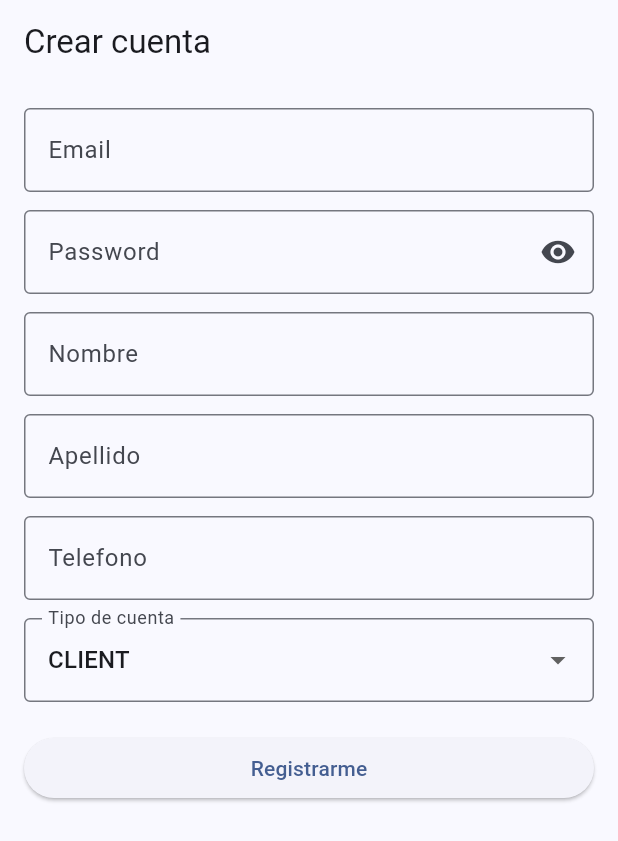
After one commit to sebanovo/mechanic-system-1, a Flutter app: the screen it shows after launch, after a tap on "No tienes cuenta? Registrate", on a phone screen of 412 x 824 dp. The commit adds this screen. Shown: the top 841 px of the screen. Run offline on Flutter 3.47's test engine with Material 3 defaults, Android fonts, the phone set to English and light mode, and no system bars; our stand-ins replace dio, flutter_dotenv, get_it, go_router; accounts and stored records are empty; network calls fail.

Commit message:
add register and create and update vehicles  in mobile

```diff
--- a/mechanic_mobile/lib/core/di/injection_container.dart
+++ b/mechanic_mobile/lib/core/di/injection_container.dart
@@ -1,9 +1,16 @@
 import 'package:get_it/get_it.dart';
 import 'package:mechanic_mobile/domain/repositories/service_request_repository.dart';
+import 'package:mechanic_mobile/domain/repositories/vehicle_repository.dart';
+import 'package:mechanic_mobile/domain/usecases/create_vehicle_usecase.dart';
 import 'package:mechanic_mobile/domain/usecases/get_service_requests_usecase.dart';
+import 'package:mechanic_mobile/domain/usecases/get_my_vehicles_usecase.dart';
+import 'package:mechanic_mobile/domain/usecases/get_vehicle_by_id_usecase.dart';
 import 'package:mechanic_mobile/infrastructure/datasources/mock_service_data_source.dart';
+import 'package:mechanic_mobile/infrastructure/datasources/vehicle_remote_data_source.dart';
 import 'package:mechanic_mobile/infrastructure/repositories/service_request_repository_impl.dart';
+import 'package:mechanic_mobile/infrastructure/repositories/vehicle_repository_impl.dart';
 import 'package:mechanic_mobile/presentation/home/viewmodels/home_viewmodel.dart';
+import 'package:mechanic_mobile/presentation/vehicles/viewmodels/vehicle_viewmodel.dart';
 
 // CORE
 import '../../core/network/api_client.dart';
@@ -19,6 +26,7 @@ import '../../domain/usecases/get_me_usecase.dart';
 import '../../domain/usecases/get_my_profile_usecase.dart';
 import '../../domain/usecases/register_usecase.dart';
 import '../../domain/usecases/update_my_profile_usecase.dart';
+import '../../domain/usecases/update_vehicle_usecase.dart';
 
 // PRESENTATION
 import '../../presentation/auth/viewmodels/auth_viewmodel.dart';
@@ -37,6 +45,9 @@ Future<void> init() async {
   sl.registerLazySingleton<AuthRemoteDataSource>(
     () => AuthRemoteDataSource(sl()),
   );
+  sl.registerLazySingleton<VehicleRemoteDataSource>(
+    () => VehicleRemoteDataSource(sl()),
+  );
 
   // =========================
   // 🧠 REPOSITORIES
@@ -51,6 +62,9 @@ Future<void> init() async {
   sl.registerLazySingleton<ServiceRequestRepository>(
     () => ServiceRequestRepositoryImpl(remoteDataSource: sl()),
   );
+  sl.registerLazySingleton<VehicleRepository>(
+    () => VehicleRepositoryImpl(sl()),
+  );
 
   // =========================
   // 🎯 USE CASES
@@ -60,6 +74,10 @@ Future<void> init() async {
   sl.registerLazySingleton(() => GetMeUseCase(sl()));
   sl.registerLazySingleton(() => GetMyProfileUseCase(sl()));
   sl.registerLazySingleton(() => UpdateMyProfileUseCase(sl()));
+  sl.registerLazySingleton(() => CreateVehicleUseCase(sl()));
+  sl.registerLazySingleton(() => GetMyVehiclesUseCase(sl()));
+  sl.registerLazySingleton(() => GetVehicleByIdUseCase(sl()));
+  sl.registerLazySingleton(() => UpdateVehicleUseCase(sl()));
 
   // =========================
   // 🧩 VIEWMODELS
@@ -88,6 +106,14 @@ Future<void> init() async {
   sl.registerLazySingleton(
     () => HomeViewModel(getServiceRequestsUseCase: sl()),
   );
+  sl.registerLazySingleton(
+    () => VehicleViewModel(
+      createVehicleUseCase: sl(),
+      getMyVehiclesUseCase: sl(),
+      getVehicleByIdUseCase: sl(),
+      updateVehicleUseCase: sl(),
+    ),
+  );
 
   // (si usas home)
   // sl.registerFactory(
--- a/mechanic_mobile/lib/core/routes/app_routes.dart
+++ b/mechanic_mobile/lib/core/routes/app_routes.dart
@@ -1,14 +1,18 @@
 import 'package:go_router/go_router.dart';
 import '../../domain/entities/service_request.dart';
 import '../../presentation/auth/pages/login_page.dart';
+import '../../presentation/auth/pages/register_page.dart';
 import '../../presentation/home/pages/home_page.dart';
 import '../../presentation/service_request/pages/request_detail_page.dart';
+import '../../presentation/vehicles/pages/vehicles_page.dart';
 
 final appRouter = GoRouter(
   initialLocation: '/login',
   routes: [
     GoRoute(path: '/login', builder: (context, state) => const LoginPage()),
+    GoRoute(path: '/register', builder: (context, state) => const RegisterPage()),
     GoRoute(path: '/', builder: (context, state) => const HomePage()),
+    GoRoute(path: '/vehicles', builder: (context, state) => const VehiclesPage()),
     GoRoute(
       path: '/request/:id',
       builder: (context, state) {
--- a/mechanic_mobile/lib/presentation/auth/pages/login_page.dart
+++ b/mechanic_mobile/lib/presentation/auth/pages/login_page.dart
@@ -15,6 +15,7 @@ class _LoginPageState extends State<LoginPage> {
 
   final TextEditingController _usernameController = TextEditingController();
   final TextEditingController _passwordController = TextEditingController();
+  bool _showPassword = false;
 
   @override
   void initState() {
@@ -63,11 +64,19 @@ class _LoginPageState extends State<LoginPage> {
               const SizedBox(height: 16),
               TextField(
                 controller: _passwordController,
-                decoration: const InputDecoration(
+                decoration: InputDecoration(
                   labelText: 'Contraseña',
-                  border: OutlineInputBorder(),
+                  border: const OutlineInputBorder(),
+                  suffixIcon: IconButton(
+                    icon: Icon(
+                      _showPassword ? Icons.visibility_off : Icons.visibility,
+                    ),
+                    onPressed: () {
+                      setState(() => _showPassword = !_showPassword);
+                    },
+                  ),
                 ),
-                obscureText: true,
+                obscureText: !_showPassword,
               ),
               const SizedBox(height: 24),
 
@@ -94,6 +103,11 @@ class _LoginPageState extends State<LoginPage> {
                   );
                 },
               ),
+              const SizedBox(height: 12),
+              TextButton(
+                onPressed: () => context.go('/register'),
+                child: const Text('No tienes cuenta? Registrate'),
+              ),
             ],
           ),
         ),
--- /dev/null
+++ b/mechanic_mobile/lib/presentation/auth/pages/register_page.dart
@@ -0,0 +1,173 @@
+import 'package:flutter/material.dart';
+import 'package:go_router/go_router.dart';
+
+import '../../../core/di/injection_container.dart';
+import '../viewmodels/auth_viewmodel.dart';
+
+class RegisterPage extends StatefulWidget {
+  const RegisterPage({super.key});
+
+  @override
+  State<RegisterPage> createState() => _RegisterPageState();
+}
+
+class _RegisterPageState extends State<RegisterPage> {
+  late final AuthViewModel _authViewModel;
+
+  final _emailController = TextEditingController();
+  final _passwordController = TextEditingController();
+  final _firstNameController = TextEditingController();
+  final _lastNameController = TextEditingController();
+  final _phoneController = TextEditingController();
+
+  final _businessNameController = TextEditingController();
+  final _legalNameController = TextEditingController();
+  final _descriptionController = TextEditingController();
+  final _contactEmailController = TextEditingController();
+  final _contactPhoneController = TextEditingController();
+  final _cityController = TextEditingController();
+  final _addressController = TextEditingController();
+
+  bool _showPassword = false;
+  String _accountType = 'CLIENT';
+
+  @override
+  void initState() {
+    super.initState();
+    _authViewModel = sl<AuthViewModel>();
+  }
+
+  Map<String, dynamic> _buildRegisterBody() {
+    final body = <String, dynamic>{
+      "email": _emailController.text.trim(),
+      "password": _passwordController.text,
+      "first_name": _firstNameController.text.trim(),
+      "last_name": _lastNameController.text.trim(),
+      "account_type": _accountType,
+      "phone_number": _phoneController.text.trim(),
+    };
+
+    if (_accountType == 'WORKSHOP') {
+      body["provider_profile"] = {
+        "business_name": _businessNameController.text.trim(),
+        "legal_name": _legalNameController.text.trim(),
+        "description": _descriptionController.text.trim(),
+        "contact_email": _contactEmailController.text.trim(),
+        "contact_phone": _contactPhoneController.text.trim(),
+        "city": _cityController.text.trim(),
+        "address": _addressController.text.trim(),
+      };
+    }
+    return body;
+  }
+
+  Future<void> _onRegister() async {
+    final success = await _authViewModel.register(_buildRegisterBody());
+    if (!mounted) return;
+    if (success) {
+      ScaffoldMessenger.of(context).showSnackBar(
+        const SnackBar(content: Text('Registro exitoso. Ahora puedes ingresar.')),
+      );
+      context.go('/login');
+      return;
+    }
+    ScaffoldMessenger.of(context).showSnackBar(
+      SnackBar(content: Text(_authViewModel.errorMessage ?? 'Error de registro')),
+    );
+  }
+
+  Widget _textField(
+    TextEditingController controller,
+    String label, {
+    bool obscure = false,
+    Widget? suffixIcon,
+  }) {
+    return Padding(
+      padding: const EdgeInsets.only(bottom: 12),
+      child: TextField(
+        controller: controller,
+        obscureText: obscure,
+        decoration: InputDecoration(
+          labelText: label,
+          border: const OutlineInputBorder(),
+          suffixIcon: suffixIcon,
+        ),
+      ),
+    );
+  }
+
+  @override
+  Widget build(BuildContext context) {
+    return Scaffold(
+      appBar: AppBar(title: const Text('Crear cuenta')),
+      body: ListenableBuilder(
+        listenable: _authViewModel,
+        builder: (context, _) {
+          final isLoading = _authViewModel.isLoading;
+          return SingleChildScrollView(
+            padding: const EdgeInsets.all(16),
+            child: Column(
+              children: [
+                _textField(_emailController, 'Email'),
+                _textField(
+                  _passwordController,
+                  'Password',
+                  obscure: !_showPassword,
+                  suffixIcon: IconButton(
+                    onPressed: () {
+                      setState(() => _showPassword = !_showPassword);
+                    },
+                    icon: Icon(
+                      _showPassword ? Icons.visibility_off : Icons.visibility,
+                    ),
+                  ),
+                ),
+                _textField(_firstNameController, 'Nombre'),
+                _textField(_lastNameController, 'Apellido'),
+                _textField(_phoneController, 'Telefono'),
+                DropdownButtonFormField<String>(
+                  value: _accountType,
+                  decoration: const InputDecoration(
+                    labelText: 'Tipo de cuenta',
+                    border: OutlineInputBorder(),
+                  ),
+                  items: const [
+                    DropdownMenuItem(value: 'CLIENT', child: Text('CLIENT')),
+                    DropdownMenuItem(
+                      value: 'INDEPENDENT_MECHANIC',
+                      child: Text('INDEPENDENT_MECHANIC'),
+                    ),
+                    DropdownMenuItem(value: 'WORKSHOP', child: Text('WORKSHOP')),
+                  ],
+                  onChanged: (value) {
+                    if (value != null) setState(() => _accountType = value);
+                  },
+                ),
+                const SizedBox(height: 12),
+                if (_accountType == 'WORKSHOP') ...[
+                  _textField(_businessNameController, 'Business name'),
+                  _textField(_legalNameController, 'Legal name'),
+                  _textField(_descriptionController, 'Description'),
+                  _textField(_contactEmailController, 'Contact email'),
+                  _textField(_contactPhoneController, 'Contact phone'),
+                  _textField(_cityController, 'City'),
+                  _textField(_addressController, 'Address'),
+                ],
+                const SizedBox(height: 8),
+                SizedBox(
+                  width: double.infinity,
+                  child: ElevatedButton(
+                    onPressed: isLoading ? null : _onRegister,
+                    child: isLoading
+                        ? const CircularProgressIndicator()
+                        : const Text('Registrarme'),
+                  ),
+                ),
+              ],
+            ),
+          );
+        },
+      ),
+    );
+  }
+}
--- a/mechanic_mobile/lib/presentation/home/pages/home_page.dart
+++ b/mechanic_mobile/lib/presentation/home/pages/home_page.dart
@@ -26,6 +26,12 @@ class _HomePageState extends State<HomePage> {
       appBar: AppBar(
         title: const Text('Mis Solicitudes'),
         actions: [
+          IconButton(
+            icon: const Icon(Icons.directions_car),
+            onPressed: () {
+              context.push('/vehicles');
+            },
+          ),
           IconButton(
             icon: const Icon(Icons.logout),
             onPressed: () {
```
Also changed, not shown: mechanic_mobile/lib/domain/entities/vehicle.dart (added, +29 -0 lines), mechanic_mobile/lib/domain/repositories/vehicle_repository.dart (added, +8 -0 lines), mechanic_mobile/lib/domain/usecases/create_vehicle_usecase.dart (added, +12 -0 lines), mechanic_mobile/lib/domain/usecases/get_my_vehicles_usecase.dart (added, +12 -0 lines), mechanic_mobile/lib/domain/usecases/get_vehicle_by_id_usecase.dart (added, +12 -0 lines), mechanic_mobile/lib/domain/usecases/update_vehicle_usecase.dart (added, +12 -0 lines), mechanic_mobile/lib/infrastructure/datasources/vehicle_remote_data_source.dart (added, +34 -0 lines), mechanic_mobile/lib/infrastructure/models/vehicle_model.dart (added, +39 -0 lines), mechanic_mobile/lib/infrastructure/repositories/vehicle_repository_impl.dart (added, +29 -0 lines), mechanic_mobile/lib/presentation/vehicles/pages/vehicles_page.dart (added, +166 -0 lines), mechanic_mobile/lib/presentation/vehicles/viewmodels/vehicle_viewmodel.dart (added, +81 -0 lines).
